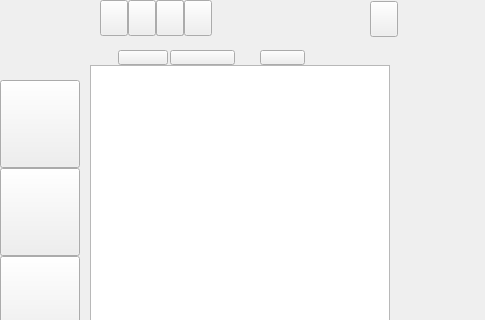
Old version of the form ui/mainwindow.ui in the repository UbuntuKylin/kylin-software-center; both pictures show x 0 to 485 and y 0 to 320 of the 980 by 608 pixel window.
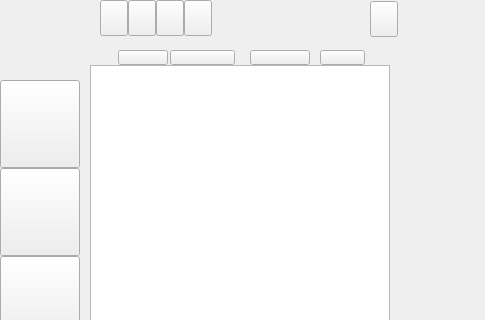
New version of the form.

The edit to the form file:
```diff
--- a/ui/mainwindow.ui
+++ b/ui/mainwindow.ui
@@ -373,7 +373,7 @@
         <rect>
          <x>0</x>
          <y>0</y>
-         <width>260</width>
+         <width>290</width>
          <height>44</height>
         </rect>
        </property>
@@ -419,7 +419,7 @@
        <widget class="QPushButton" name="btnLogout">
         <property name="geometry">
          <rect>
-          <x>160</x>
+          <x>220</x>
           <y>14</y>
           <width>45</width>
           <height>15</height>
@@ -429,13 +429,26 @@
          <string/>
         </property>
        </widget>
+       <widget class="QPushButton" name="btnAppList">
+        <property name="geometry">
+         <rect>
+          <x>150</x>
+          <y>14</y>
+          <width>60</width>
+          <height>15</height>
+         </rect>
+        </property>
+        <property name="text">
+         <string/>
+        </property>
+       </widget>
       </widget>
       <widget class="QWidget" name="beforeLoginWidget" native="true">
        <property name="geometry">
         <rect>
          <x>0</x>
          <y>0</y>
-         <width>260</width>
+         <width>290</width>
          <height>44</height>
         </rect>
        </property>
```
